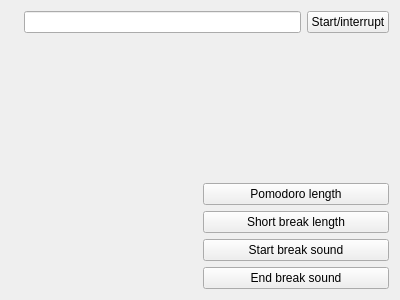
First picture: the form in mainwindow.ui, repository clckwrkbdgr/pomodoro-timer, before the edit.
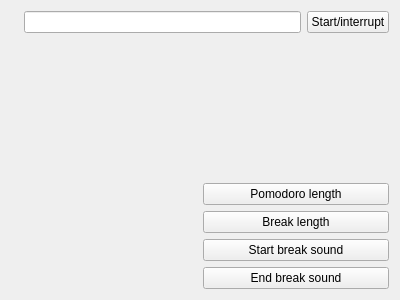
Second picture: the form after the edit.

Commit message: Renamed short break to break and started to on_run.

Patch:
```diff
--- a/mainwindow.ui
+++ b/mainwindow.ui
@@ -63,7 +63,7 @@
        <item>
         <widget class="QPushButton" name="shortBreakLength">
          <property name="text">
-          <string>Short break length</string>
+          <string>Break length</string>
          </property>
         </widget>
        </item>
```
Left out of the diff: 2 changed lines with no effect on the pictures. The commit also changes 6 other files.
